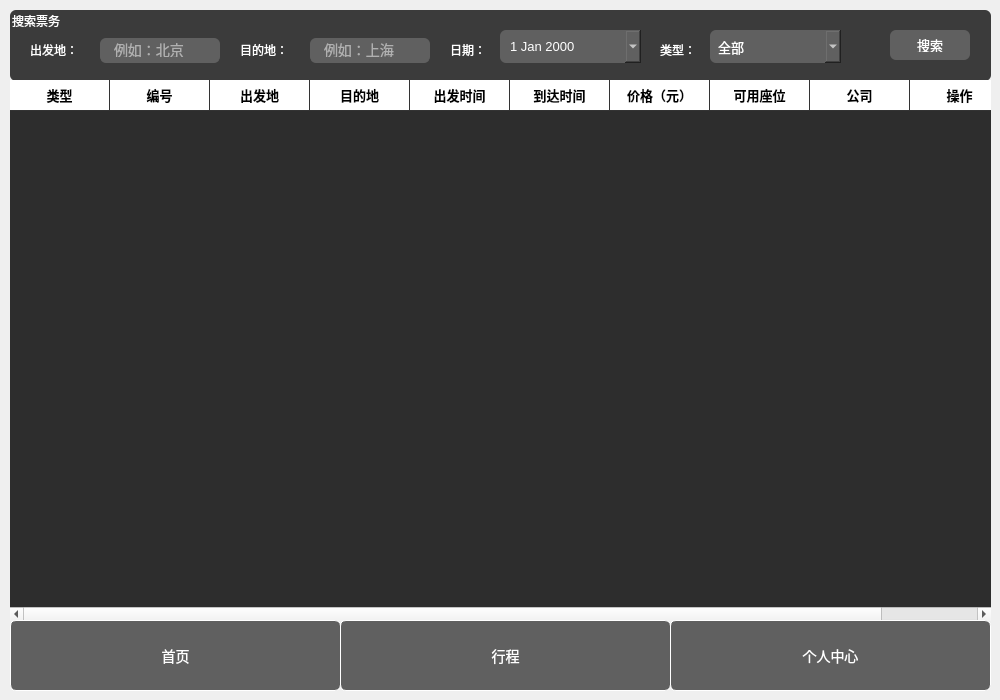
First picture: the form in Flight/deal.ui, repository vanjojoA/Flight_Management, before the edit.
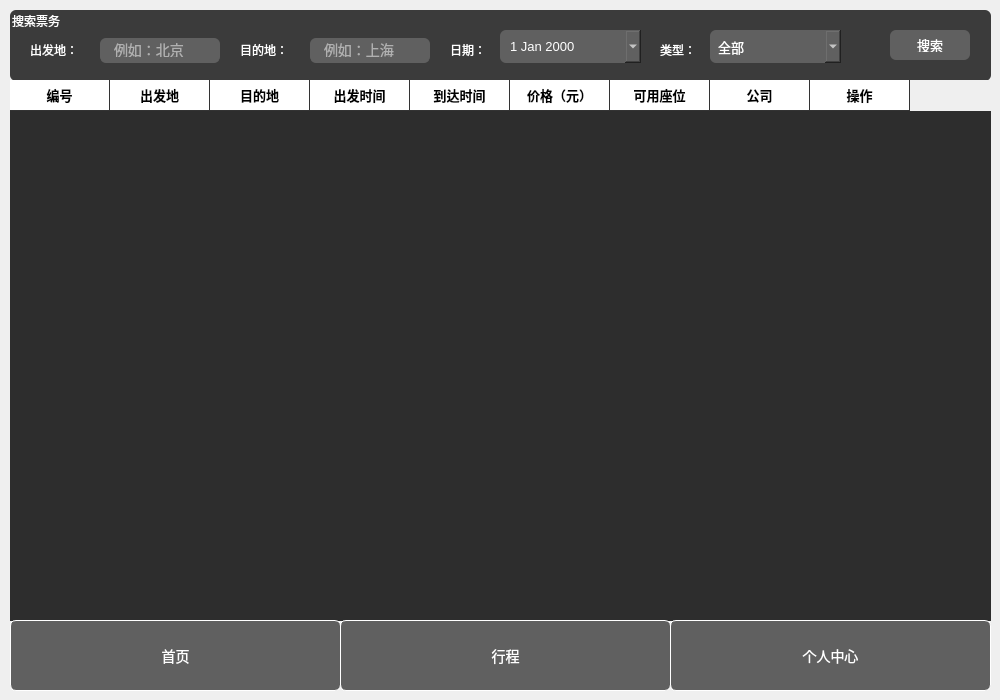
Second picture: the form after the edit.

The edit to the form file:
```diff
--- a/Flight/deal.ui
+++ b/Flight/deal.ui
@@ -344,11 +344,6 @@
      <property name="selectionBehavior">
       <enum>QAbstractItemView::SelectionBehavior::SelectRows</enum>
      </property>
-     <column>
-      <property name="text">
-       <string>类型</string>
-      </property>
-     </column>
      <column>
       <property name="text">
        <string>编号</string>
```
